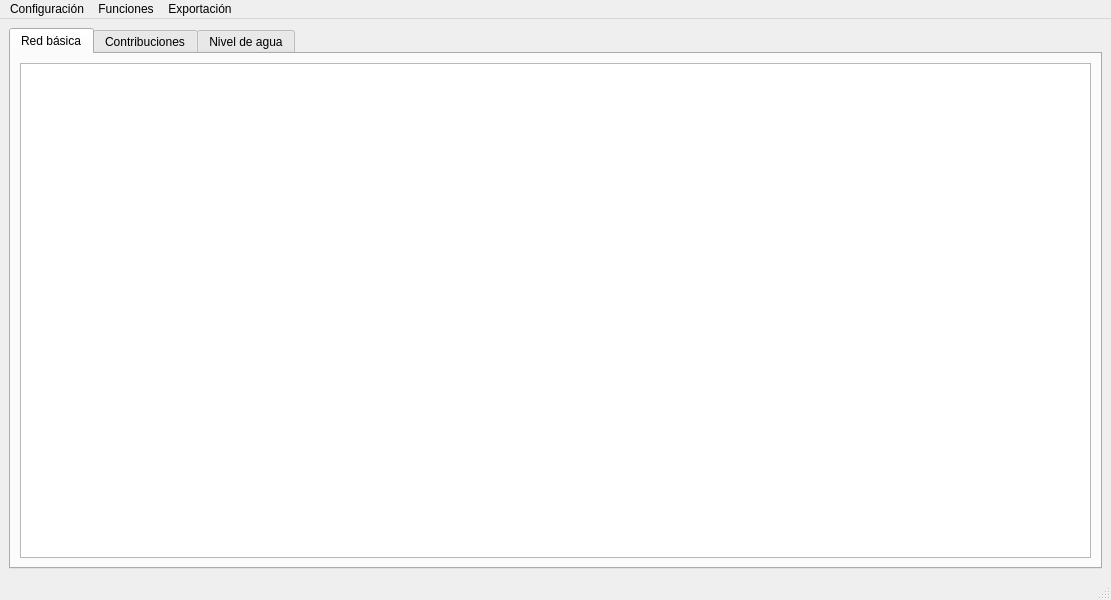
EL-BID/red_basica, file app/resources/main_window.ui: the form before one commit.
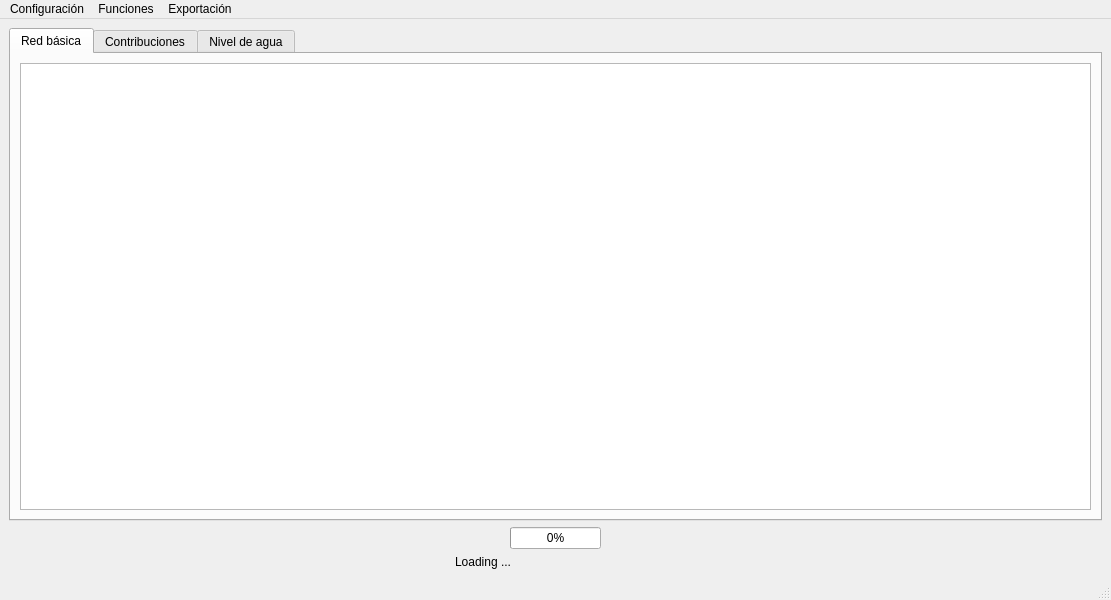
The form after the commit.

```diff
--- a/app/resources/main_window.ui
+++ b/app/resources/main_window.ui
@@ -58,6 +58,38 @@
       </widget>
      </widget>
     </item>
+    <item row="1" column="0" alignment="Qt::AlignHCenter">
+     <widget class="QProgressBar" name="progressBar">
+      <property name="maximumSize">
+       <size>
+        <width>439</width>
+        <height>16777215</height>
+       </size>
+      </property>
+      <property name="value">
+       <number>0</number>
+      </property>
+     </widget>
+    </item>
+    <item row="2" column="0" alignment="Qt::AlignHCenter">
+     <widget class="QLabel" name="progressMsg">
+      <property name="minimumSize">
+       <size>
+        <width>200</width>
+        <height>0</height>
+       </size>
+      </property>
+      <property name="maximumSize">
+       <size>
+        <width>0</width>
+        <height>16777215</height>
+       </size>
+      </property>
+      <property name="text">
+       <string>Loading ...</string>
+      </property>
+     </widget>
+    </item>
    </layout>
   </widget>
   <widget class="QMenuBar" name="menubar">
```
